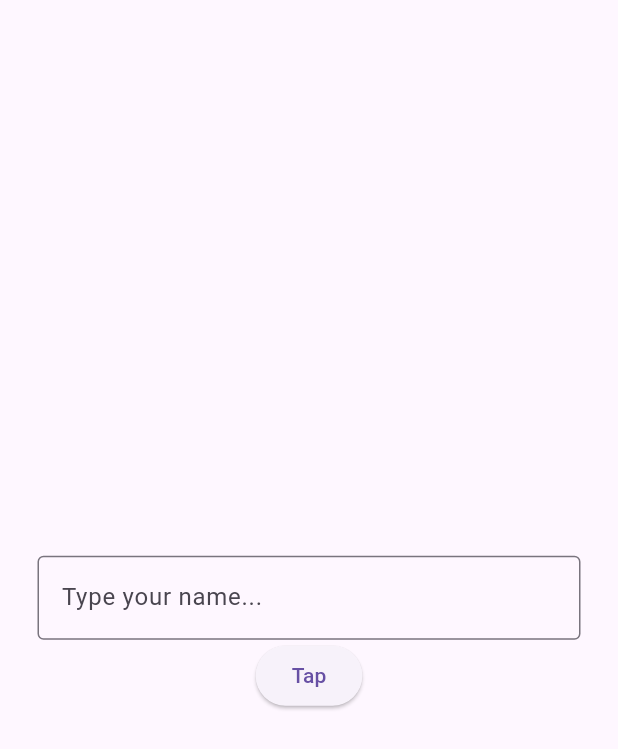
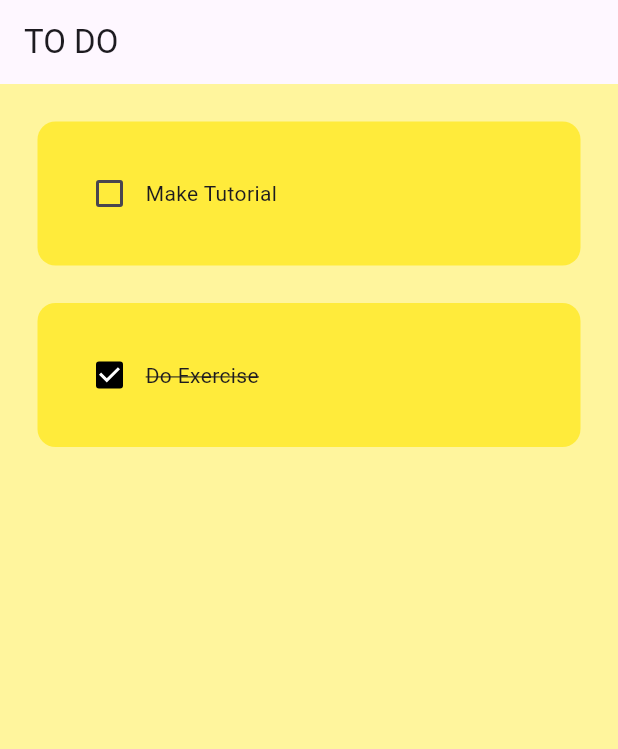
Before and after one commit to jonik2909/To-Do-Flutter, a Flutter app: the screen it shows after launch, on a phone screen of 412 x 824 dp. Shown: the top 749 px of the screen. Run offline on Flutter 3.47's test engine with Material 3 defaults, Android fonts, the phone set to English and light mode, and no system bars.

```diff
--- a/lib/main.dart
+++ b/lib/main.dart
@@ -1,4 +1,5 @@
 import 'package:flutter/material.dart';
+import 'package:todo/pages/home_page.dart';
 import 'package:todo/pages/todo_page.dart';
 
 void main() {
@@ -13,7 +14,8 @@ class MyApp extends StatelessWidget {
   Widget build(BuildContext context) {
     return MaterialApp(
       debugShowCheckedModeBanner: false,
-      home: TodoPage(),
+      home: HomePage(),
+      theme: ThemeData(primarySwatch: Colors.yellow),
     );
   }
 }
--- /dev/null
+++ b/lib/pages/home_page.dart
@@ -0,0 +1,43 @@
+import 'package:flutter/material.dart';
+import 'package:todo/util/todo_tile.dart';
+
+class HomePage extends StatefulWidget {
+  const HomePage({super.key});
+
+  @override
+  State<HomePage> createState() => _HomePageState();
+}
+
+class _HomePageState extends State<HomePage> {
+  List todoList = [
+    ["Make Tutorial", false],
+    ["Do Exercise", true],
+  ];
+
+  void checkBoxChanged(bool? value, int index) {
+    setState(() {
+      todoList[index][1] = !todoList[index][1];
+    });
+  }
+
+  @override
+  Widget build(BuildContext context) {
+    return Scaffold(
+      backgroundColor: Colors.yellow[200],
+      appBar: AppBar(
+        title: Text("TO DO"),
+        elevation: 0,
+      ),
+      body: ListView.builder(
+        itemCount: todoList.length,
+        itemBuilder: (context, index) {
+          return ToDoTile(
+            taskName: todoList[index][0],
+            taskCompleted: todoList[index][1],
+            onChanged: (value) => checkBoxChanged(value, index),
+          );
+        },
+      ),
+    );
+  }
+}
--- /dev/null
+++ b/lib/util/todo_tile.dart
@@ -0,0 +1,49 @@
+// ignore_for_file: sort_child_properties_last
+
+import 'package:flutter/material.dart';
+
+class ToDoTile extends StatelessWidget {
+  final String taskName;
+  final bool taskCompleted;
+  Function(bool?)? onChanged;
+
+  ToDoTile({
+    super.key,
+    required this.taskName,
+    required this.taskCompleted,
+    required this.onChanged,
+  });
+
+  @override
+  Widget build(BuildContext context) {
+    return Padding(
+      padding: const EdgeInsets.only(left: 25, right: 25, top: 25),
+      child: Container(
+        padding: EdgeInsets.all(24),
+        child: Row(
+          children: [
+            // checkbox
+            Checkbox(
+              value: taskCompleted,
+              onChanged: onChanged,
+              activeColor: Colors.black,
+            ),
+
+            // task name
+            Text(
+              taskName,
+              style: TextStyle(
+                  decoration: taskCompleted
+                      ? TextDecoration.lineThrough
+                      : TextDecoration.none),
+            ),
+          ],
+        ),
+        decoration: BoxDecoration(
+          color: Colors.yellow,
+          borderRadius: BorderRadius.circular(12),
+        ),
+      ),
+    );
+  }
+}
```
